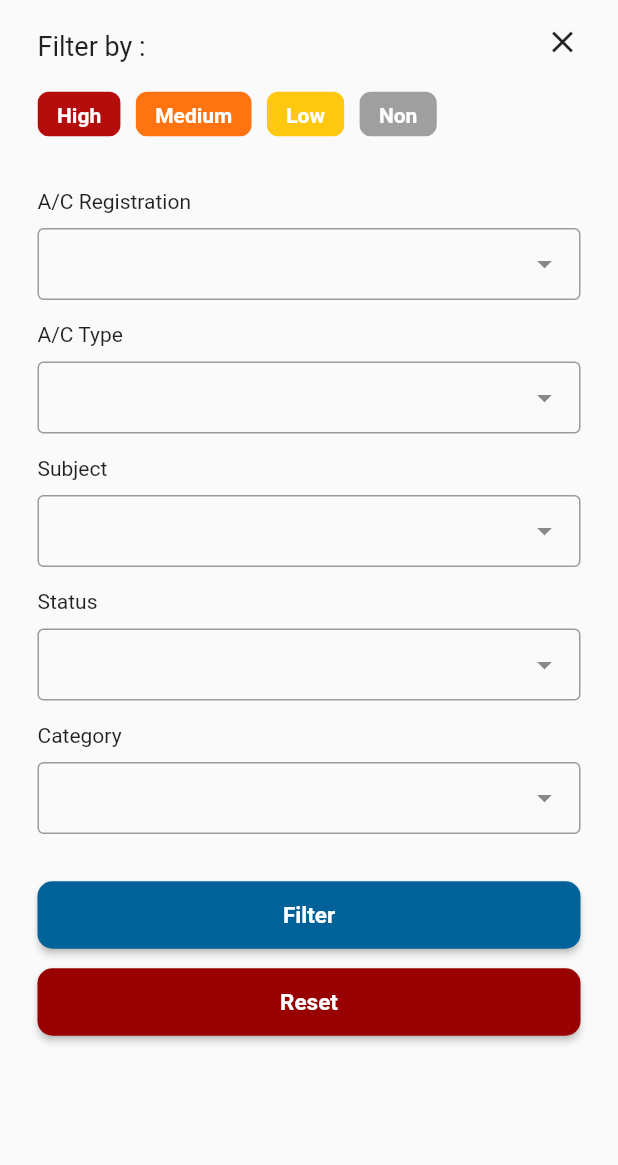
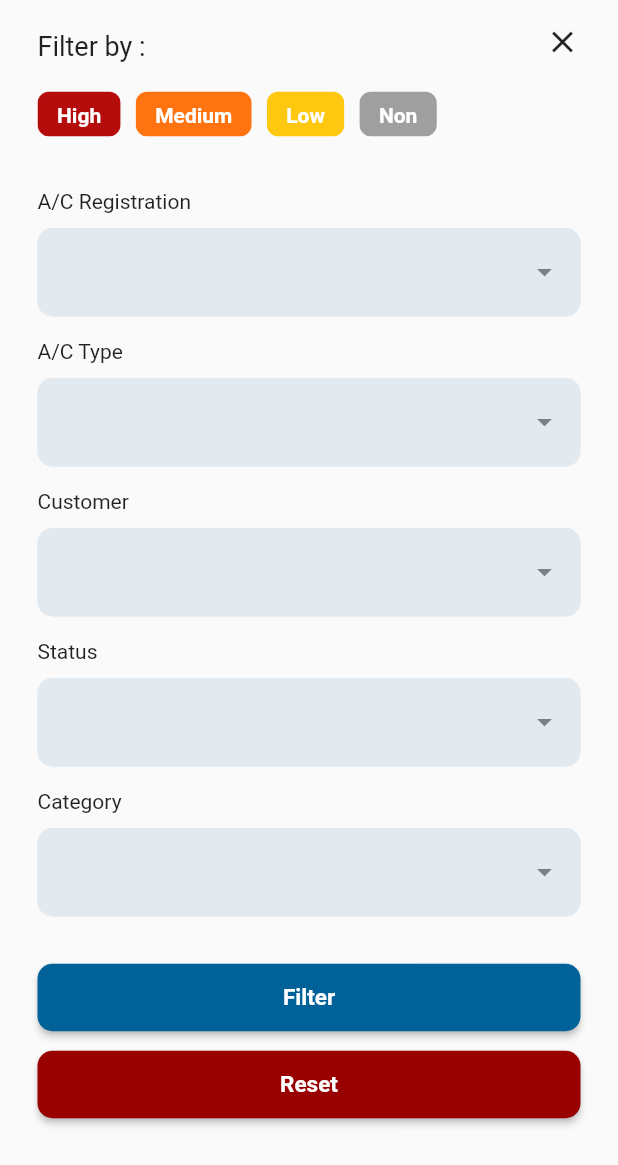
Before and after one commit to GaluhIdam/HIL-Mobile, a Flutter app: the DropDownSearch widget shown alone on an empty page, opened directly, on a phone screen of 412 x 824 dp. Shown: the top 1165 px of the screen. Run offline on Flutter 3.47's test engine with Material 2 defaults, Android fonts, the phone set to English and light mode, and no system bars; drawn by our look-alikes of dropdown_search; our stand-ins replace charts_flutter, flutter_secure_storage, fluttertoast; accounts and stored records are empty; network calls fail.

```diff
--- a/lib/Widgets/dropdown.dart
+++ b/lib/Widgets/dropdown.dart
@@ -54,6 +54,13 @@ class _DropDownSearchState extends State<DropDownSearch> {
         for (var i = 0; i < item.length; i++) {
           category.add(item[i]['CategoryDesc'].toString());
         }
+      });
+      filterList.add({
+        'acreg': filterAcreg,
+        'actype': filterActype,
+        'subject': filterSubject,
+        'status': filterStatus,
+        'category': filterCategory
       });
     });
   }
@@ -126,7 +133,19 @@ class _DropDownSearchState extends State<DropDownSearch> {
         Container(
           padding: EdgeInsets.fromLTRB(25, 10, 25, 0),
           child: DropdownSearch<String>.multiSelection(
+            dropdownDecoratorProps: DropDownDecoratorProps(
+                dropdownSearchDecoration: InputDecoration(
+                    fillColor: const Color.fromRGBO(226, 234, 239, 1),
+                    filled: true,
+                    enabledBorder: OutlineInputBorder(
+                      borderSide: const BorderSide(
+                          color: Color.fromRGBO(226, 234, 239, 1), width: 2),
+                      borderRadius: BorderRadius.circular(10),
+                    ),
+                    border: OutlineInputBorder(
+                        borderRadius: BorderRadius.circular(10)))),
             items: acreg,
+            selectedItems: filterAcreg.isNotEmpty ? filterAcreg : filterAcreg,
             popupProps: PopupPropsMultiSelection.dialog(
                 showSearchBox: true,
                 showSelectedItems: true,
@@ -143,6 +162,8 @@ class _DropDownSearchState extends State<DropDownSearch> {
                 )),
             onChanged: (value) {
               filterAcreg.addAll(value);
+              print(filterAcreg);
+              filterAcreg.clear();
             },
           ),
         ),
@@ -155,6 +176,17 @@ class _DropDownSearchState extends State<DropDownSearch> {
         Container(
           padding: EdgeInsets.fromLTRB(25, 10, 25, 0),
           child: DropdownSearch<String>.multiSelection(
+            dropdownDecoratorProps: DropDownDecoratorProps(
+                dropdownSearchDecoration: InputDecoration(
+                    fillColor: const Color.fromRGBO(226, 234, 239, 1),
+                    filled: true,
+                    enabledBorder: OutlineInputBorder(
+                      borderSide: const BorderSide(
+                          color: Color.fromRGBO(226, 234, 239, 1), width: 2),
+                      borderRadius: BorderRadius.circular(10),
+                    ),
+                    border: OutlineInputBorder(
+                        borderRadius: BorderRadius.circular(10)))),
             items: actype,
             popupProps: PopupPropsMultiSelection.dialog(
                 showSearchBox: true,
@@ -179,11 +211,22 @@ class _DropDownSearchState extends State<DropDownSearch> {
             margin: const EdgeInsets.fromLTRB(25, 15, 25, 0),
             child: Align(
               alignment: Alignment.topLeft,
-              child: Text('Subject'),
+              child: Text('Customer'),
             )),
         Container(
           padding: EdgeInsets.fromLTRB(25, 10, 25, 0),
           child: DropdownSearch<String>.multiSelection(
+            dropdownDecoratorProps: DropDownDecoratorProps(
+                dropdownSearchDecoration: InputDecoration(
+                    fillColor: const Color.fromRGBO(226, 234, 239, 1),
+                    filled: true,
+                    enabledBorder: OutlineInputBorder(
+                      borderSide: const BorderSide(
+                          color: Color.fromRGBO(226, 234, 239, 1), width: 2),
+                      borderRadius: BorderRadius.circular(10),
+                    ),
+                    border: OutlineInputBorder(
+                        borderRadius: BorderRadius.circular(10)))),
             items: subject,
             popupProps: PopupPropsMultiSelection.dialog(
                 showSearchBox: true,
@@ -213,6 +256,17 @@ class _DropDownSearchState extends State<DropDownSearch> {
         Container(
           padding: EdgeInsets.fromLTRB(25, 10, 25, 0),
           child: DropdownSearch<String>.multiSelection(
+            dropdownDecoratorProps: DropDownDecoratorProps(
+                dropdownSearchDecoration: InputDecoration(
+                    fillColor: const Color.fromRGBO(226, 234, 239, 1),
+                    filled: true,
+                    enabledBorder: OutlineInputBorder(
+                      borderSide: const BorderSide(
+                          color: Color.fromRGBO(226, 234, 239, 1), width: 2),
+                      borderRadius: BorderRadius.circular(10),
+                    ),
+                    border: OutlineInputBorder(
+                        borderRadius: BorderRadius.circular(10)))),
             items: status,
             popupProps: PopupPropsMultiSelection.dialog(
                 showSearchBox: true,
@@ -242,6 +296,17 @@ class _DropDownSearchState extends State<DropDownSearch> {
         Container(
           padding: EdgeInsets.fromLTRB(25, 10, 25, 0),
           child: DropdownSearch<String>.multiSelection(
+            dropdownDecoratorProps: DropDownDecoratorProps(
+                dropdownSearchDecoration: InputDecoration(
+                    fillColor: const Color.fromRGBO(226, 234, 239, 1),
+                    filled: true,
+                    enabledBorder: OutlineInputBorder(
+                      borderSide: const BorderSide(
+                          color: Color.fromRGBO(226, 234, 239, 1), width: 2),
+                      borderRadius: BorderRadius.circular(10),
+                    ),
+                    border: OutlineInputBorder(
+                        borderRadius: BorderRadius.circular(10)))),
             items: category,
             popupProps: PopupPropsMultiSelection.dialog(
                 showSearchBox: true,
@@ -271,13 +336,6 @@ class _DropDownSearchState extends State<DropDownSearch> {
                 shape: RoundedRectangleBorder(
                     borderRadius: BorderRadius.circular(10))),
             onPressed: () {
-              filterList.add({
-                'acreg': filterAcreg,
-                'actype': filterActype,
-                'subject': filterSubject,
-                'status': filterStatus,
-                'category': filterCategory
-              });
               print(filterList);
             },
             child: const Text(
@@ -295,14 +353,12 @@ class _DropDownSearchState extends State<DropDownSearch> {
                 shape: RoundedRectangleBorder(
                     borderRadius: BorderRadius.circular(10))),
             onPressed: () {
-              setState(() {
               filterAcreg.clear();
               filterActype.clear();
               filterSubject.clear();
               filterStatus.clear();
               filterCategory.clear();
               filterList.clear();
-              });
             },
             child: const Text(
               'Reset',
```
Also changed, not shown: lib/Pages/task_to_do_page.dart (+38 -2 lines), lib/Widgets/filterAcreg.dart (deleted, +0 -226 lines). Lines whose indentation alone changed are shown as unchanged.
